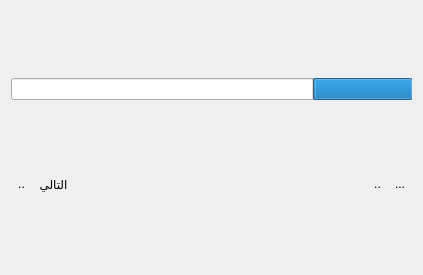
boussouira/albahhet, file shamelaresultwidget.ui: the form before one commit.
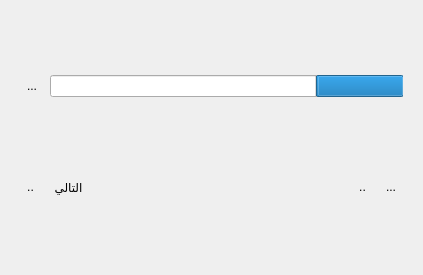
The form after the commit. Icons and pictures are not drawn.

Commit message: Stop feteching

```diff
--- a/shamelaresultwidget.ui
+++ b/shamelaresultwidget.ui
@@ -18,6 +18,15 @@
   </property>
   <layout class="QVBoxLayout" name="mainVerticalLayout">
    <item>
+    <widget class="QWidget" name="progressWidget" native="true">
+     <property name="sizePolicy">
+      <sizepolicy hsizetype="Preferred" vsizetype="Maximum">
+       <horstretch>0</horstretch>
+       <verstretch>0</verstretch>
+      </sizepolicy>
+     </property>
+     <layout class="QHBoxLayout" name="horizontalLayout">
+      <item>
     <widget class="QProgressBar" name="progressBar">
      <property name="value">
       <number>24</number>
@@ -28,6 +37,23 @@
     </widget>
    </item>
    <item>
+       <widget class="QToolButton" name="buttonStopFetech">
+        <property name="text">
+         <string>...</string>
+        </property>
+        <property name="icon">
+         <iconset resource="resources.qrc">
+          <normaloff>:/bin/data/images/delete.png</normaloff>:/bin/data/images/delete.png</iconset>
+        </property>
+        <property name="autoRaise">
+         <bool>true</bool>
+        </property>
+       </widget>
+      </item>
+     </layout>
+    </widget>
+   </item>
+   <item>
     <widget class="QWidget" name="widgetNavigationButtons" native="true">
      <property name="sizePolicy">
       <sizepolicy hsizetype="Preferred" vsizetype="Maximum">
@@ -35,15 +61,7 @@
        <verstretch>0</verstretch>
       </sizepolicy>
      </property>
-     <layout class="QVBoxLayout" name="verticalLayout">
-      <property name="spacing">
-       <number>0</number>
-      </property>
-      <property name="margin">
-       <number>0</number>
-      </property>
-      <item>
-       <layout class="QHBoxLayout" name="layoutNavButton">
+     <layout class="QHBoxLayout" name="horizontalLayout_2">
         <item>
          <widget class="QToolButton" name="buttonGoFirst">
           <property name="toolTip">
@@ -97,7 +115,7 @@
           </property>
           <property name="sizeHint" stdset="0">
            <size>
-            <width>40</width>
+          <width>101</width>
             <height>20</height>
            </size>
           </property>
@@ -117,7 +135,7 @@
           </property>
           <property name="sizeHint" stdset="0">
            <size>
-            <width>40</width>
+          <width>100</width>
             <height>20</height>
            </size>
           </property>
@@ -168,8 +186,6 @@
            <bool>true</bool>
           </property>
          </widget>
-        </item>
-       </layout>
       </item>
      </layout>
     </widget>
```
Lines whose indentation alone changed are shown as unchanged. The commit also changes 3 other files.
